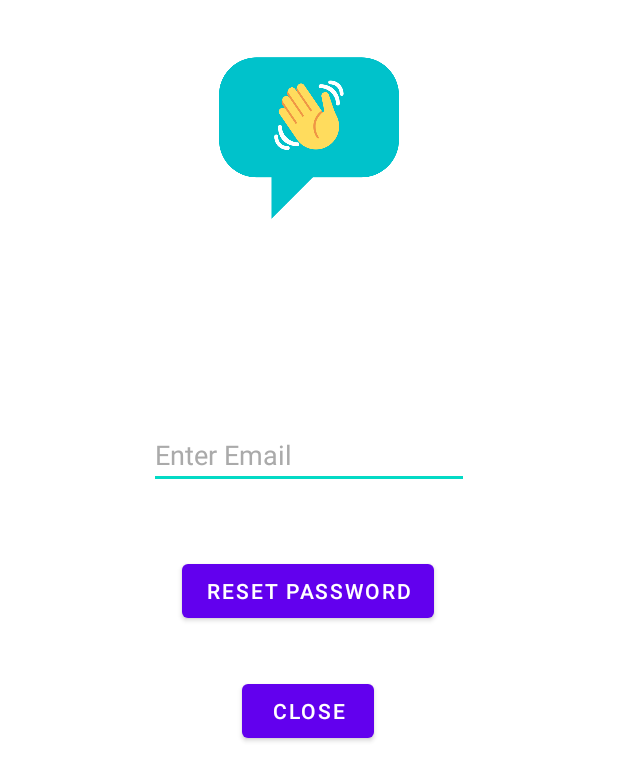
After one commit to csmith495/Hit_Me_Up, an Android app: the ResetPasswordActivity screen opened directly, with no data from a screen before it, on a phone screen of 412 x 824 dp. The commit adds this screen. Shown: the top 781 px of the screen. Run offline under Robolectric (Android 15) with nearby library versions, the light colour scheme and no system bars; our stand-ins replace Firebase (no records; nobody signed in at launch, a user with empty details on screens opened directly).

Commit message:
Reset Password feature created

```diff
--- a/app/src/main/AndroidManifest.xml
+++ b/app/src/main/AndroidManifest.xml
@@ -9,6 +9,7 @@
         android:roundIcon="@mipmap/ic_launcher_round"
         android:supportsRtl="true"
         android:theme="@style/Theme.HitMeUp">
+        <activity android:name=".ResetPasswordActivity"></activity>
         <activity android:name=".ChatActivity" />
         <activity android:name=".LoginActivity" />
         <activity android:name=".RegistrationActivity" />
--- a/app/src/main/java/com/cas/hitmeup/LoginActivity.java
+++ b/app/src/main/java/com/cas/hitmeup/LoginActivity.java
@@ -36,8 +36,16 @@ public class LoginActivity extends AppCompatActivity {
         txtSignUp = findViewById(R.id.txt_signup);
         signIn_btn = findViewById(R.id.signin_btn);
         resetpw_btn = findViewById(R.id.resetpw_btn);
+        resetpw_btn = findViewById(R.id.resetpw_btn);
         login_email = findViewById(R.id.login_email);
         login_password = findViewById(R.id.login_password);
+
+        resetpw_btn.setOnClickListener(new View.OnClickListener() {
+            @Override
+            public void onClick(View v) {
+                startActivity(new Intent(LoginActivity.this, ResetPasswordActivity.class));
+            }
+        });
 
         signIn_btn.setOnClickListener(new View.OnClickListener() {
             @Override
--- /dev/null
+++ b/app/src/main/java/com/cas/hitmeup/ResetPasswordActivity.java
@@ -0,0 +1,58 @@
+package com.cas.hitmeup;
+
+import androidx.annotation.NonNull;
+import androidx.appcompat.app.AppCompatActivity;
+
+import android.os.Bundle;
+import android.view.View;
+import android.widget.Button;
+import android.widget.EditText;
+import android.widget.TextView;
+import android.widget.Toast;
+
+import com.google.android.gms.tasks.OnCompleteListener;
+import com.google.android.gms.tasks.Task;
+import com.google.firebase.auth.FirebaseAuth;
+
+public class ResetPasswordActivity extends AppCompatActivity {
+
+    TextView tvResetPassword;
+    EditText etEmail;
+    Button btnResetPassword, btnClose;
+
+    @Override
+    protected void onCreate(Bundle savedInstanceState) {
+        super.onCreate(savedInstanceState);
+        setContentView(R.layout.activity_reset_password);
+
+        tvResetPassword = findViewById(R.id.tvResetPassword);
+        etEmail = findViewById(R.id.etEmail);
+        btnResetPassword = findViewById(R.id.btnResetPassword);
+        btnClose = findViewById(R.id.btnClose);
+    }
+
+    public void btnResetPasswordClick(View v) {
+        String email = etEmail.getText().toString().trim();
+
+        if(email.equals("")) {
+            etEmail.setError(getString(R.string.resetpw_enter_email));
+        }
+        else {
+            FirebaseAuth fbAuth = FirebaseAuth.getInstance();
+
+            fbAuth.sendPasswordResetEmail(email).addOnCompleteListener(new OnCompleteListener<Void>() {
+                @Override
+                public void onComplete(@NonNull Task<Void> task) {
+                    if(task.isSuccessful()) {
+                        Toast.makeText(ResetPasswordActivity.this, R.string.reset_password_instructions, Toast.LENGTH_SHORT).show();
+                        finish();
+                    }
+                }
+            });
+        }
+    }
+
+    public void btnCloseClick(View v) {
+        finish();
+    }
+}
--- /dev/null
+++ b/app/src/main/res/layout/activity_reset_password.xml
@@ -0,0 +1,72 @@
+<?xml version="1.0" encoding="utf-8"?>
+<androidx.constraintlayout.widget.ConstraintLayout xmlns:android="http://schemas.android.com/apk/res/android"
+    xmlns:app="http://schemas.android.com/apk/res-auto"
+    xmlns:tools="http://schemas.android.com/tools"
+    android:layout_width="match_parent"
+    android:layout_height="match_parent"
+    tools:context=".ResetPasswordActivity">
+
+    <ImageView
+        android:id="@+id/ivResetPassword"
+        android:layout_width="120dp"
+        android:layout_height="120dp"
+        android:layout_marginTop="32dp"
+        android:src="@drawable/hmu_icon"
+        app:layout_constraintEnd_toEndOf="parent"
+        app:layout_constraintStart_toStartOf="parent"
+        app:layout_constraintTop_toTopOf="parent" />
+
+    <TextView
+        android:id="@+id/tvResetPassword"
+        android:layout_width="wrap_content"
+        android:layout_height="wrap_content"
+        android:layout_marginTop="64dp"
+        android:fontFamily="sans-serif"
+        android:text="Reset Password Here"
+        android:textColor="@color/white"
+        android:textSize="24sp"
+        android:textStyle="bold"
+        app:layout_constraintEnd_toEndOf="parent"
+        app:layout_constraintHorizontal_bias="0.498"
+        app:layout_constraintStart_toStartOf="parent"
+        app:layout_constraintTop_toBottomOf="@+id/ivResetPassword" />
+
+    <EditText
+        android:id="@+id/etEmail"
+        android:layout_width="wrap_content"
+        android:layout_height="wrap_content"
+        android:layout_marginTop="32dp"
+        android:ems="10"
+        android:hint="@string/resetpw_enter_email"
+        android:inputType="textPersonName"
+        android:textColor="@color/white"
+        android:textColorHint="@android:color/darker_gray"
+        app:layout_constraintEnd_toEndOf="parent"
+        app:layout_constraintStart_toStartOf="parent"
+        app:layout_constraintTop_toBottomOf="@+id/tvResetPassword" />
+
+    <Button
+        android:id="@+id/btnResetPassword"
+        android:layout_width="wrap_content"
+        android:layout_height="wrap_content"
+        android:layout_marginTop="44dp"
+        android:onClick="btnResetPasswordClick"
+        android:text="@string/btn_reset_password"
+        app:layout_constraintEnd_toEndOf="parent"
+        app:layout_constraintHorizontal_bias="0.498"
+        app:layout_constraintStart_toStartOf="parent"
+        app:layout_constraintTop_toBottomOf="@+id/etEmail" />
+
+    <Button
+        android:id="@+id/btnClose"
+        android:layout_width="wrap_content"
+        android:layout_height="wrap_content"
+        android:layout_marginTop="32dp"
+        android:onClick="btnCloseClick"
+        android:text="@string/btn_resetpw_close"
+        app:layout_constraintEnd_toEndOf="parent"
+        app:layout_constraintHorizontal_bias="0.498"
+        app:layout_constraintStart_toStartOf="parent"
+        app:layout_constraintTop_toBottomOf="@+id/btnResetPassword" />
+
+</androidx.constraintlayout.widget.ConstraintLayout>
--- a/app/src/main/res/values/strings.xml
+++ b/app/src/main/res/values/strings.xml
@@ -1,3 +1,7 @@
 <resources>
     <string name="app_name">Hit Me Up</string>
+    <string name="resetpw_enter_email">Enter Email</string>
+    <string name="btn_reset_password">Reset Password</string>
+    <string name="btn_resetpw_close">Close</string>
+    <string name="reset_password_instructions">Reset Password Instructions Have Been Sent To Your Email</string>
 </resources>
```
